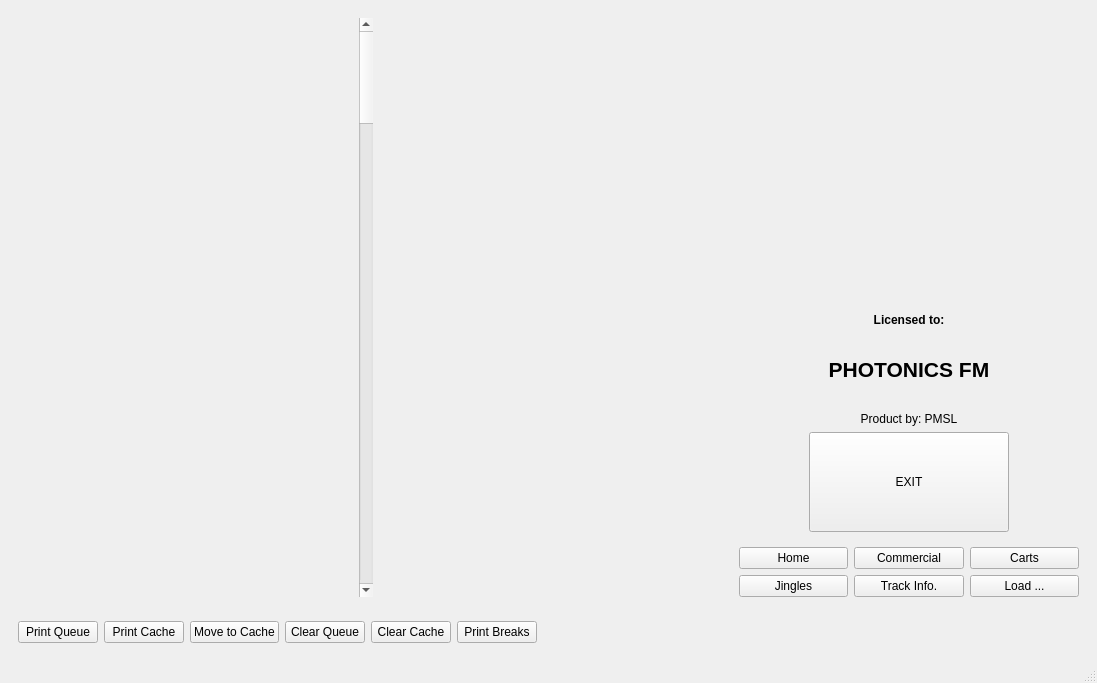
Old version of the form rave/OATS/mainwindow.ui in the repository pgathogo/raven.
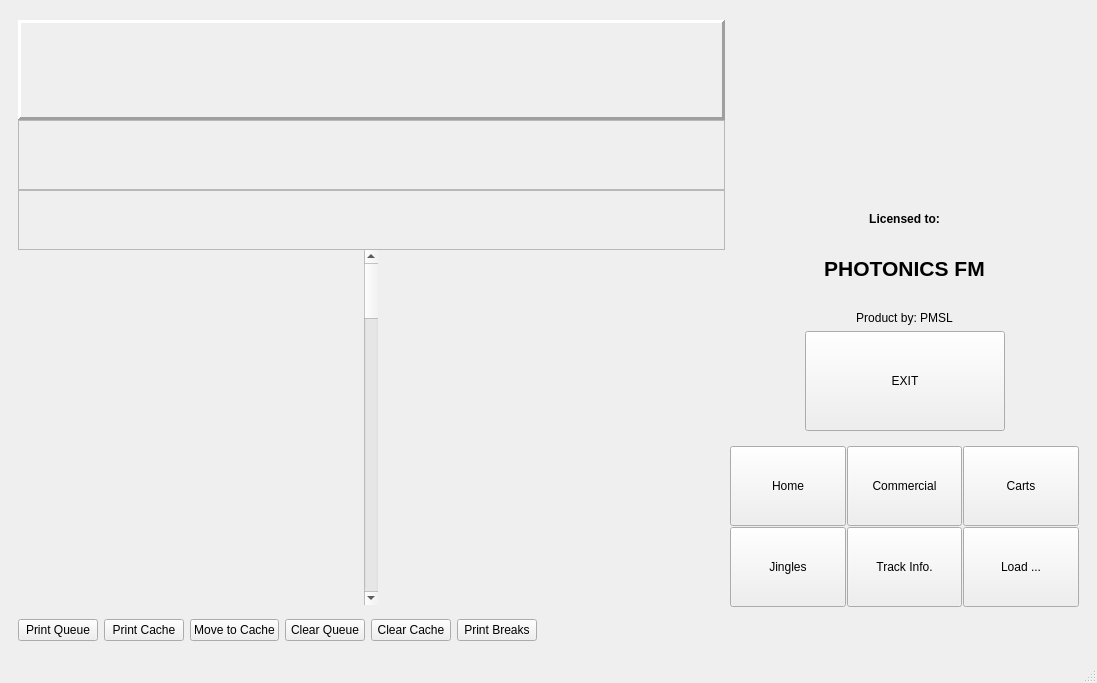
New version of the form.

The edit to the form file:
```diff
--- a/rave/OATS/mainwindow.ui
+++ b/rave/OATS/mainwindow.ui
@@ -15,10 +15,19 @@
   </property>
   <widget class="QWidget" name="centralwidget">
    <layout class="QVBoxLayout" name="verticalLayout_4">
+    <property name="spacing">
+     <number>1</number>
+    </property>
+    <property name="bottomMargin">
+     <number>11</number>
+    </property>
     <item>
-     <layout class="QHBoxLayout" name="horizontalLayout_2">
+     <layout class="QHBoxLayout" name="horizontalLayout_2" stretch="0,0">
+      <property name="spacing">
+       <number>5</number>
+      </property>
       <item>
-       <widget class="QWidget" name="widget" native="true">
+       <widget class="QWidget" name="left_widget" native="true">
         <property name="sizePolicy">
          <sizepolicy hsizetype="Expanding" vsizetype="Preferred">
           <horstretch>2</horstretch>
@@ -29,14 +38,108 @@
          <string notr="true"/>
         </property>
         <layout class="QVBoxLayout" name="verticalLayout_3" stretch="0,0,0,1">
+         <property name="spacing">
+          <number>0</number>
+         </property>
+         <property name="topMargin">
+          <number>11</number>
+         </property>
+         <property name="rightMargin">
+          <number>0</number>
+         </property>
+         <property name="bottomMargin">
+          <number>11</number>
+         </property>
          <item>
-          <layout class="QHBoxLayout" name="hlDateTime"/>
+          <widget class="QFrame" name="date_time_frame">
+           <property name="sizePolicy">
+            <sizepolicy hsizetype="Expanding" vsizetype="Expanding">
+             <horstretch>0</horstretch>
+             <verstretch>0</verstretch>
+            </sizepolicy>
+           </property>
+           <property name="minimumSize">
+            <size>
+             <width>0</width>
+             <height>100</height>
+            </size>
+           </property>
+           <property name="styleSheet">
+            <string notr="true">QFrame[objectName^=&quot;date&quot;]{background-color: qlineargradient(x1:0 y1:0, x2:0 y2:1, stop:0 #4A5E72 , stop:1 #34424F );
+border-radius: 20px;
+border-style: outset;
+border-bottom-width: 1px;
+border-radius: 3px;
+}</string>
+           </property>
+           <property name="frameShape">
+            <enum>QFrame::Panel</enum>
+           </property>
+           <property name="frameShadow">
+            <enum>QFrame::Raised</enum>
+           </property>
+           <property name="lineWidth">
+            <number>3</number>
+           </property>
+           <layout class="QHBoxLayout" name="test_frame_layout"/>
+          </widget>
          </item>
          <item>
-          <layout class="QHBoxLayout" name="hlTimeAnalytics"/>
+          <widget class="QFrame" name="frame_time_analytics">
+           <property name="minimumSize">
+            <size>
+             <width>0</width>
+             <height>70</height>
+            </size>
+           </property>
+           <property name="styleSheet">
+            <string notr="true">QFrame[objectName^=&quot;frame_&quot;]{background-color: qlineargradient(x1:0 y1:0, x2:0 y2:1, stop:0 #4A5E72 , stop:1 #34424F );
+border-radius: 20px;
+border-style: outset;
+border-bottom-width: 1px;
+border-radius: 3px;
+}</string>
+           </property>
+           <property name="frameShape">
+            <enum>QFrame::StyledPanel</enum>
+           </property>
+           <property name="frameShadow">
+            <enum>QFrame::Raised</enum>
+           </property>
+           <layout class="QHBoxLayout" name="hlTimeAnalytics">
+            <property name="spacing">
+             <number>7</number>
+            </property>
+            <property name="topMargin">
+             <number>11</number>
+            </property>
+           </layout>
+          </widget>
          </item>
          <item>
-          <layout class="QHBoxLayout" name="hlPlayMode"/>
+          <widget class="QFrame" name="play_mode_frame">
+           <property name="minimumSize">
+            <size>
+             <width>0</width>
+             <height>60</height>
+            </size>
+           </property>
+           <property name="styleSheet">
+            <string notr="true">QFrame[objectName^=&quot;play&quot;]{background-color: qlineargradient(x1:0 y1:0, x2:0 y2:1, stop:0 #4A5E72 , stop:1 #34424F );
+border-radius: 20px;
+border-style: outset;
+border-bottom-width: 1px;
+border-radius: 3px;
+}</string>
+           </property>
+           <property name="frameShape">
+            <enum>QFrame::StyledPanel</enum>
+           </property>
+           <property name="frameShadow">
+            <enum>QFrame::Raised</enum>
+           </property>
+           <layout class="QHBoxLayout" name="hlPlayMode"/>
+          </widget>
          </item>
          <item>
           <layout class="QHBoxLayout" name="horizontalLayout">
@@ -49,6 +152,9 @@
            </item>
            <item>
             <widget class="QScrollBar" name="gridScroll">
+             <property name="styleSheet">
+              <string notr="true"/>
+             </property>
              <property name="maximum">
               <number>10</number>
              </property>
@@ -74,6 +180,9 @@
          </sizepolicy>
         </property>
         <layout class="QVBoxLayout" name="verticalLayout">
+         <property name="leftMargin">
+          <number>0</number>
+         </property>
          <item>
           <layout class="QVBoxLayout" name="verticalLayout_2" stretch="1,0">
            <item>
@@ -176,6 +285,9 @@
                          <height>100</height>
                         </size>
                        </property>
+                       <property name="styleSheet">
+                        <string notr="true"/>
+                       </property>
                        <property name="text">
                         <string>EXIT</string>
                        </property>
@@ -250,48 +362,162 @@
            </item>
            <item>
             <layout class="QGridLayout" name="gridStackControl">
-             <item row="1" column="2">
-              <widget class="QPushButton" name="btnLoad">
-               <property name="text">
-                <string>Load ...</string>
-               </property>
-              </widget>
-             </item>
-             <item row="1" column="1">
-              <widget class="QPushButton" name="btnTrackInfo">
-               <property name="text">
-                <string>Track Info.</string>
-               </property>
-              </widget>
-             </item>
+             <property name="spacing">
+              <number>1</number>
+             </property>
              <item row="1" column="0">
               <widget class="QPushButton" name="btnJingles">
+               <property name="sizePolicy">
+                <sizepolicy hsizetype="Preferred" vsizetype="Preferred">
+                 <horstretch>0</horstretch>
+                 <verstretch>0</verstretch>
+                </sizepolicy>
+               </property>
+               <property name="minimumSize">
+                <size>
+                 <width>100</width>
+                 <height>80</height>
+                </size>
+               </property>
+               <property name="maximumSize">
+                <size>
+                 <width>16777215</width>
+                 <height>16777215</height>
+                </size>
+               </property>
                <property name="text">
                 <string>Jingles</string>
                </property>
               </widget>
              </item>
-             <item row="0" column="0">
-              <widget class="QPushButton" name="btnHome">
-               <property name="text">
-                <string>Home</string>
-               </property>
-              </widget>
-             </item>
              <item row="0" column="1">
               <widget class="QPushButton" name="btnComm">
+               <property name="sizePolicy">
+                <sizepolicy hsizetype="Preferred" vsizetype="Preferred">
+                 <horstretch>0</horstretch>
+                 <verstretch>0</verstretch>
+                </sizepolicy>
+               </property>
+               <property name="minimumSize">
+                <size>
+                 <width>100</width>
+                 <height>80</height>
+                </size>
+               </property>
+               <property name="maximumSize">
+                <size>
+                 <width>16777215</width>
+                 <height>16777215</height>
+                </size>
+               </property>
                <property name="text">
                 <string>Commercial</string>
                </property>
               </widget>
              </item>
+             <item row="1" column="1">
+              <widget class="QPushButton" name="btnTrackInfo">
+               <property name="sizePolicy">
+                <sizepolicy hsizetype="Preferred" vsizetype="Preferred">
+                 <horstretch>0</horstretch>
+                 <verstretch>0</verstretch>
+                </sizepolicy>
+               </property>
+               <property name="minimumSize">
+                <size>
+                 <width>100</width>
+                 <height>80</height>
+                </size>
+               </property>
+               <property name="maximumSize">
+                <size>
+                 <width>16777215</width>
+                 <height>16777215</height>
+                </size>
+               </property>
+               <property name="text">
+                <string>Track Info.</string>
+               </property>
+              </widget>
+             </item>
              <item row="0" column="2">
               <widget class="QPushButton" name="btnCarts">
+               <property name="sizePolicy">
+                <sizepolicy hsizetype="Preferred" vsizetype="Preferred">
+                 <horstretch>0</horstretch>
+                 <verstretch>0</verstretch>
+                </sizepolicy>
+               </property>
+               <property name="minimumSize">
+                <size>
+                 <width>100</width>
+                 <height>80</height>
+                </size>
+               </property>
+               <property name="maximumSize">
+                <size>
+                 <width>16777215</width>
+                 <height>16777215</height>
+                </size>
+               </property>
                <property name="text">
                 <string>Carts</string>
                </property>
               </widget>
              </item>
+             <item row="0" column="0">
+              <widget class="QPushButton" name="btnHome">
+               <property name="sizePolicy">
+                <sizepolicy hsizetype="Preferred" vsizetype="Preferred">
+                 <horstretch>0</horstretch>
+                 <verstretch>0</verstretch>
+                </sizepolicy>
+               </property>
+               <property name="minimumSize">
+                <size>
+                 <width>100</width>
+                 <height>80</height>
+                </size>
+               </property>
+               <property name="maximumSize">
+                <size>
+                 <width>16777215</width>
+                 <height>16777215</height>
+                </size>
+               </property>
+               <property name="styleSheet">
+                <string notr="true"/>
+               </property>
+               <property name="text">
+                <string>Home</string>
+               </property>
+              </widget>
+             </item>
+             <item row="1" column="2">
+              <widget class="QPushButton" name="btnLoad">
+               <property name="sizePolicy">
+                <sizepolicy hsizetype="Preferred" vsizetype="Preferred">
+                 <horstretch>0</horstretch>
+                 <verstretch>0</verstretch>
+                </sizepolicy>
+               </property>
+               <property name="minimumSize">
+                <size>
+                 <width>100</width>
+                 <height>80</height>
+                </size>
+               </property>
+               <property name="maximumSize">
+                <size>
+                 <width>16777215</width>
+                 <height>16777215</height>
+                </size>
+               </property>
+               <property name="text">
+                <string>Load ...</string>
+               </property>
+              </widget>
+             </item>
             </layout>
            </item>
           </layout>
@@ -304,6 +530,9 @@
     <item>
      <widget class="QWidget" name="widget_3" native="true">
       <layout class="QVBoxLayout" name="verticalLayout_6">
+       <property name="topMargin">
+        <number>2</number>
+       </property>
        <item>
         <layout class="QHBoxLayout" name="hlOutput"/>
        </item>
@@ -311,6 +540,15 @@
         <layout class="QHBoxLayout" name="hlExtraButtons">
          <item>
           <widget class="QPushButton" name="btnPrint1">
+           <property name="minimumSize">
+            <size>
+             <width>0</width>
+             <height>0</height>
+            </size>
+           </property>
+           <property name="styleSheet">
+            <string notr="true"/>
+           </property>
            <property name="text">
             <string>Print Queue</string>
            </property>
```
